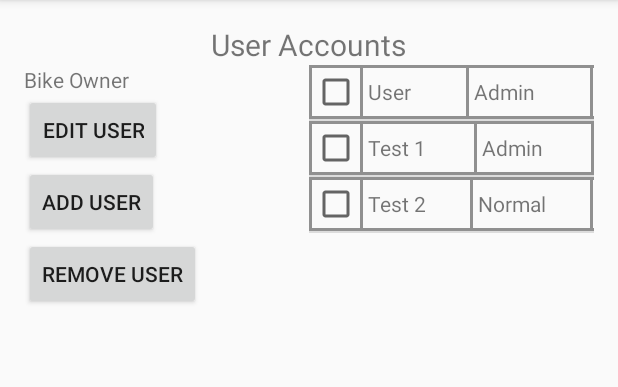
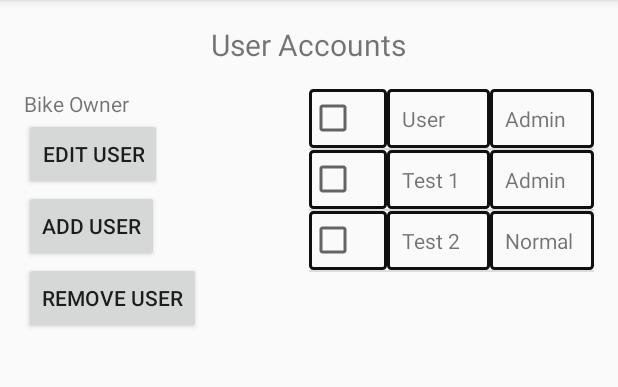
Before and after one commit to PreDated92/BenoReno, an Android app: the fragment FragmentSettingsUserAccounts shown on its own in the app's theme, on a phone screen of 412 x 824 dp, the part 84-471 px from its top. Run offline under Robolectric (Android 15) with nearby library versions, the phone set to English and light mode, and no system bars.

Commit message:
Create History fragment
Minor changes to style for title text
Minor change to user table style

```diff
--- a/app/src/main/java/com/example/lk/benoreno/FragmentRegisterFingerprint.java
+++ b/app/src/main/java/com/example/lk/benoreno/FragmentRegisterFingerprint.java
@@ -28,12 +28,12 @@ public class FragmentRegisterFingerprint extends Fragment {
 
         _btRegisterAgain = fragView.findViewById(R.id.btnRegisterAnotherFingerprint);
         _btNext = fragView.findViewById(R.id.btnRegisterFingerprintNext);
-        HookButtonEventHandler();
+        HookEventHandler();
 
         return  fragView;
     }
 
-    private void HookButtonEventHandler() {
+    private void HookEventHandler() {
 
         _btRegisterAgain.setOnClickListener(new View.OnClickListener() {
             @Override
--- a/app/src/main/java/com/example/lk/benoreno/FragmentSubSettings/FragmentSettingsUserAccounts.java
+++ b/app/src/main/java/com/example/lk/benoreno/FragmentSubSettings/FragmentSettingsUserAccounts.java
@@ -27,10 +27,8 @@ public class FragmentSettingsUserAccounts extends Fragment {
     private FragmentSettingsUserAdd _fragmentSettingsUserAdd = new FragmentSettingsUserAdd();
     private FragmentSettingsUserEdit _fragmentSettingsUserEdit = new FragmentSettingsUserEdit();
 
-    private List<DataMember> mDataMemberList = new ArrayList<>();
-    private MySimpleArrayAdapter mDataMemberAdapter;
-
-    private ListView mListView1;
+    private List<UserData> _userDataList = new ArrayList<>();
+    private UserTableArrayAdapter _adapter;
 
     private Button _btAddUser;
     private Button _btEditUser;
@@ -47,19 +45,19 @@ public class FragmentSettingsUserAccounts extends Fragment {
     public View onCreateView(LayoutInflater inflater, ViewGroup container, Bundle savedInstanceState) {
         View fragView = inflater.inflate(R.layout.fragment_settings_user_accounts, container, false);
 
-        mListView1 = fragView.findViewById(R.id.lvUserTable);
-        mListView1.setAdapter(mDataMemberAdapter);
+        ListView listView = fragView.findViewById(R.id.lvUserTable);
+        listView.setAdapter(_adapter);
 
         _btAddUser = fragView.findViewById(R.id.btAddUser);
         _btEditUser = fragView.findViewById(R.id.btEditUser);
         _btRemoveUser = fragView.findViewById(R.id.btRemoveUser);
-        HookButtonEventHandler();
+        HookEventHandler();
 
         return fragView;
     }
 
     private void CreateDataStructure() {
-        mDataMemberAdapter = new MySimpleArrayAdapter(getActivity(), mDataMemberList);
+        _adapter = new UserTableArrayAdapter(getActivity(), _userDataList);
         ClearUsers();
 
         AddUser("User", true);
@@ -68,21 +66,21 @@ public class FragmentSettingsUserAccounts extends Fragment {
     }
 
     private void AddUser(String name, Boolean status) {
-        DataMember dm = new DataMember();
+        UserData dm = new UserData();
         dm.Name = name;
         dm.Status = status;
         dm.IsChecked = false;
-        mDataMemberList.add(dm);
-        mDataMemberAdapter.notifyDataSetChanged();
+        _userDataList.add(dm);
+        _adapter.notifyDataSetChanged();
     }
 
     private void ClearUsers()
     {
-        mDataMemberList.clear();
-        mDataMemberAdapter.notifyDataSetChanged();
+        _userDataList.clear();
+        _adapter.notifyDataSetChanged();
     }
 
-    private void HookButtonEventHandler() {
+    private void HookEventHandler() {
 
         _btAddUser.setOnClickListener(new View.OnClickListener() {
             @Override
@@ -122,18 +120,18 @@ public class FragmentSettingsUserAccounts extends Fragment {
     }
 }
 
-class DataMember {
+class UserData {
     String Name; // Name
     Boolean Status; // Admin or Normal
     Boolean IsChecked; // Is it checked?
 }
 
-class MySimpleArrayAdapter extends ArrayAdapter<DataMember> {
+class UserTableArrayAdapter extends ArrayAdapter<UserData> {
     private final Context context;
-    private final List<DataMember> values;
+    private final List<UserData> values;
 
-    MySimpleArrayAdapter(Context context, List<DataMember> values) {
-        super(context, R.layout.rowlayout, values);
+    UserTableArrayAdapter(Context context, List<UserData> values) {
+        super(context, R.layout.listview_user_accounts, values);
         this.context = context;
         this.values = values;
     }
@@ -142,11 +140,11 @@ class MySimpleArrayAdapter extends ArrayAdapter<DataMember> {
     public View getView(int position, View convertView, ViewGroup parent) {
         LayoutInflater inflater = (LayoutInflater) context
                 .getSystemService(Context.LAYOUT_INFLATER_SERVICE);
-        View rowView = inflater.inflate(R.layout.rowlayout, parent, false);
+        View rowView = inflater.inflate(R.layout.listview_user_accounts, parent, false);
         TextView textView1 = rowView.findViewById(R.id.label1);
         TextView textView2 = rowView.findViewById(R.id.label2);
 
-        DataMember dm = values.get(position);
+        UserData dm = values.get(position);
 
         textView1.setText(dm.Name);
 
--- /dev/null
+++ b/app/src/main/res/drawable/bg_table_cell.xml
@@ -0,0 +1,13 @@
+<?xml version="1.0" encoding="utf-8"?>
+<shape xmlns:android="http://schemas.android.com/apk/res/android" android:shape="rectangle" >
+    <solid android:color="@android:color/transparent" />
+    <stroke android:width="2dp" android:color="#101010"/>
+
+    <corners
+        android:radius="2dp" />
+    <padding
+        android:left="10dp"
+        android:top="10dp"
+        android:right="10dp"
+        android:bottom="10dp" />
+</shape>
--- a/app/src/main/res/layout/fragment_settings_anti_theft.xml
+++ b/app/src/main/res/layout/fragment_settings_anti_theft.xml
@@ -9,10 +9,7 @@
     android:paddingTop="@dimen/activity_vertical_margin">
 
     <TextView
-        style="@style/bigText"
-        android:layout_width="wrap_content"
-        android:layout_height="wrap_content"
-        android:layout_gravity="center"
+        style="@style/titleText"
         android:text="Anti Theft"/>
 
     <LinearLayout
--- a/app/src/main/res/layout/fragment_settings_bike_info.xml
+++ b/app/src/main/res/layout/fragment_settings_bike_info.xml
@@ -9,10 +9,7 @@
     android:orientation="vertical">
 
     <TextView
-        style="@style/bigText"
-        android:layout_width="wrap_content"
-        android:layout_height="wrap_content"
-        android:layout_gravity="center"
+        style="@style/titleText"
         android:text="Bike Info"/>
 
     <android.support.constraint.ConstraintLayout
--- a/app/src/main/res/layout/fragment_settings_lights.xml
+++ b/app/src/main/res/layout/fragment_settings_lights.xml
@@ -9,11 +9,7 @@
     android:orientation="vertical">
 
     <TextView
-        android:id="@+id/tvTitle"
-        style="@style/bigText"
-        android:layout_width="wrap_content"
-        android:layout_height="wrap_content"
-        android:layout_gravity="center"
+        style="@style/titleText"
         android:text="Lights"/>
 
     <ScrollView
--- a/app/src/main/res/layout/fragment_settings_regional.xml
+++ b/app/src/main/res/layout/fragment_settings_regional.xml
@@ -9,10 +9,7 @@
     android:orientation="vertical">
 
     <TextView
-        style="@style/bigText"
-        android:layout_width="wrap_content"
-        android:layout_height="wrap_content"
-        android:layout_gravity="center"
+        style="@style/titleText"
         android:text="Regional"/>
 
     <LinearLayout
--- a/app/src/main/res/layout/fragment_settings_user_accounts.xml
+++ b/app/src/main/res/layout/fragment_settings_user_accounts.xml
@@ -9,10 +9,7 @@
     android:orientation="vertical">
 
     <TextView
-        style="@style/bigText"
-        android:layout_width="wrap_content"
-        android:layout_height="wrap_content"
-        android:layout_gravity="center"
+        style="@style/titleText"
         android:text="User Accounts" />
 
     <android.support.constraint.ConstraintLayout xmlns:app="http://schemas.android.com/apk/res-auto"
--- a/app/src/main/res/layout/fragment_settings_user_add.xml
+++ b/app/src/main/res/layout/fragment_settings_user_add.xml
@@ -9,8 +9,7 @@
     android:orientation="vertical">
 
     <TextView
-        android:layout_width="wrap_content"
-        android:layout_height="wrap_content"
+        style="@style/titleText"
         android:text="Add User"/>
 
     <android.support.design.widget.TextInputLayout
--- a/app/src/main/res/layout/fragment_settings_user_edit.xml
+++ b/app/src/main/res/layout/fragment_settings_user_edit.xml
@@ -9,8 +9,7 @@
     android:orientation="vertical">
 
     <TextView
-        android:layout_width="wrap_content"
-        android:layout_height="wrap_content"
+        style="@style/titleText"
         android:text="Edit User"/>
 
     <android.support.design.widget.TextInputLayout
--- a/app/src/main/res/layout/fragment_statistics.xml
+++ b/app/src/main/res/layout/fragment_statistics.xml
@@ -88,6 +88,7 @@
             android:src="@android:drawable/ic_dialog_map"/>
 
         <ImageButton
+            android:id="@+id/btHistory"
             android:layout_width="match_parent"
             android:layout_height="0dp"
             android:layout_weight="1"
--- /dev/null
+++ b/app/src/main/res/layout/listview_user_accounts.xml
@@ -0,0 +1,28 @@
+<?xml version="1.0" encoding="utf-8"?>
+<LinearLayout xmlns:android="http://schemas.android.com/apk/res/android"
+    android:orientation="horizontal"
+    android:layout_width="match_parent"
+    android:layout_height="match_parent">
+
+    <CheckBox
+        android:background="@drawable/bg_table_cell"
+        android:layout_width="wrap_content"
+        android:layout_height="wrap_content"/>
+
+    <TextView
+        android:id="@+id/label1"
+        android:background="@drawable/bg_table_cell"
+        android:layout_width="0dp"
+        android:layout_height="wrap_content"
+        android:layout_weight="1"
+        android:text="User"/>
+
+    <TextView
+        android:id="@+id/label2"
+        android:background="@drawable/bg_table_cell"
+        android:layout_width="0dp"
+        android:layout_height="wrap_content"
+        android:layout_weight="1"
+        android:text="Administrator" />
+
+</LinearLayout>
--- a/app/src/main/res/layout/rowlayout.xml
+++ /dev/null
@@ -1,57 +0,0 @@
-<?xml version="1.0" encoding="utf-8"?>
-<TableLayout xmlns:android="http://schemas.android.com/apk/res/android"
-    android:layout_width="match_parent"
-    android:layout_height="wrap_content"
-    android:stretchColumns="3,5">
-
-    <View
-        android:layout_width="match_parent"
-        android:layout_height="2dp"
-        android:background="#FF909090"/>
-
-        <TableRow>
-
-            <View
-                android:layout_width="2dp"
-                android:layout_height="match_parent"
-                android:background="#FF909090" />
-
-            <CheckBox
-                android:layout_width="wrap_content"
-                android:layout_height="wrap_content" />
-
-            <View
-                android:layout_width="2dp"
-                android:layout_height="match_parent"
-                android:background="#FF909090" />
-
-
-            <TextView
-                android:id="@+id/label1"
-                android:padding="3dp"
-                android:text="User" />
-
-            <View
-                android:layout_width="2dp"
-                android:layout_height="match_parent"
-                android:background="#FF909090" />
-
-
-            <TextView
-                android:id="@+id/label2"
-                android:padding="3dp"
-                android:text="Administrator" />
-
-            <View
-                android:layout_width="2dp"
-                android:layout_height="match_parent"
-                android:background="#FF909090" />
-
-        </TableRow>
-
-        <View
-            android:layout_width="match_parent"
-            android:layout_height="2dp"
-            android:background="#FF909090" />
-
-</TableLayout>
--- a/app/src/main/res/values/styles.xml
+++ b/app/src/main/res/values/styles.xml
@@ -23,6 +23,14 @@
         <item name="android:layout_height">wrap_content</item>
     </style>
 
+    <style name="titleText">
+        <item name="android:textSize">20sp</item>
+        <item name="android:layout_width">wrap_content</item>
+        <item name="android:layout_height">wrap_content</item>
+        <item name="android:layout_gravity">center</item>
+        <item name="android:paddingBottom">16dp</item>
+    </style>
+
     <style name="captionOnly">
         <item name="android:background">@null</item>
         <item name="android:clickable">false</item>
```
Also changed, not shown: app/src/main/java/com/example/lk/benoreno/FragmentHistory.java (added, +112 -0 lines), app/src/main/java/com/example/lk/benoreno/FragmentStatistics.java (+28 -15 lines), app/src/main/res/layout/fragment_history.xml (added, +15 -0 lines), app/src/main/res/layout/fragment_settings_automation.xml (+2 -9 lines), app/src/main/res/layout/listview_history.xml (added, +20 -0 lines).
